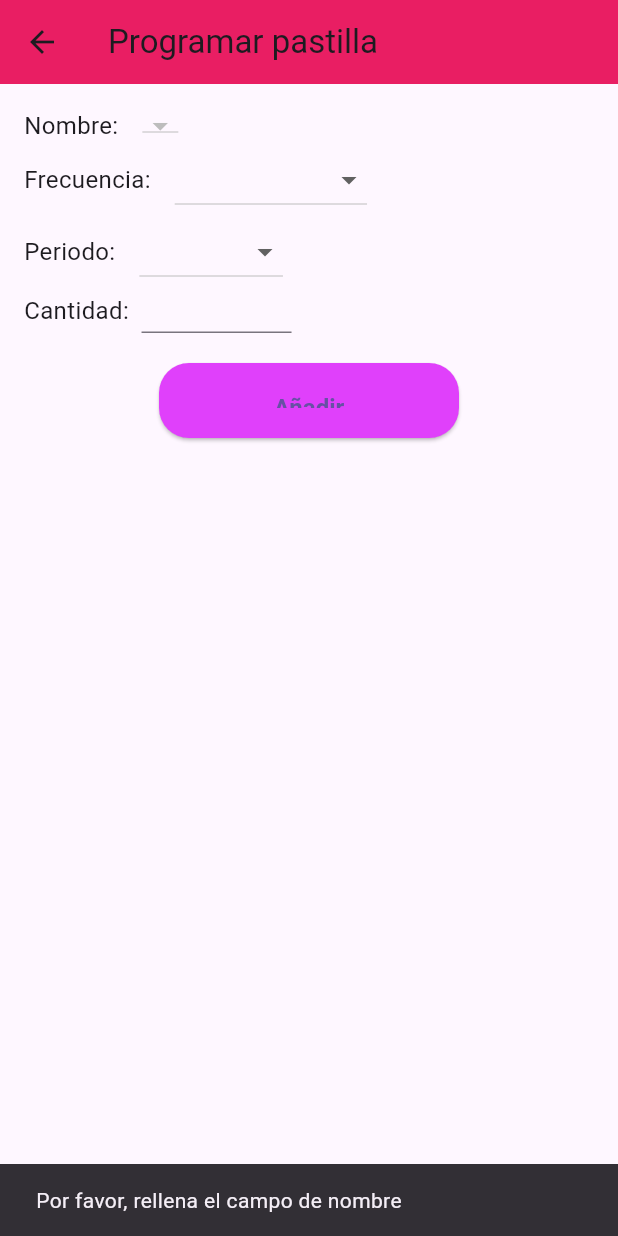
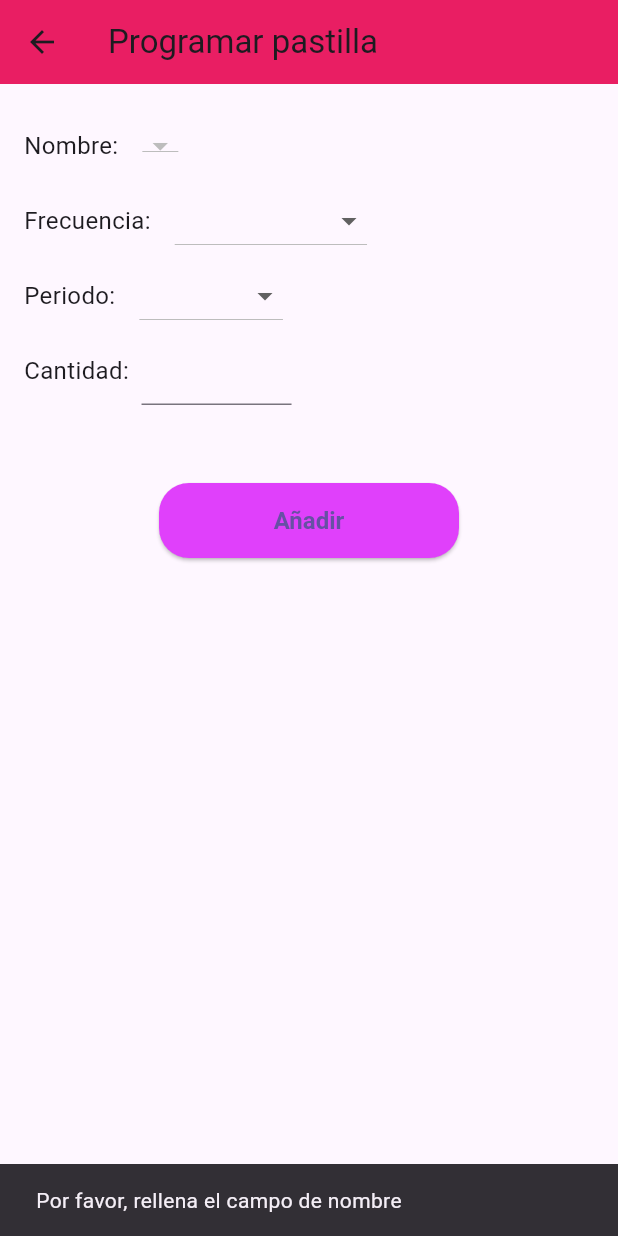
Before and after one commit to pali509/pillpal, a Flutter app: the AddCalendario screen opened directly, after a tap on "Añadir", on a phone screen of 412 x 824 dp. Run offline on Flutter 3.47's test engine with Material 3 defaults, Android fonts, the phone set to English and light mode, and no system bars; our stand-ins replace flutter_bloc, flutter_local_notifications, supabase, supabase_flutter, table_calendar, timezone; missing offline and left inert: mailer, postgres; accounts and stored records are empty.

Commit message:
Calendario_add
Co-Authored-By: pali509 <79701191+pali509@users.noreply.github.com>
Co-Authored-By: MariaCrespo007 <79257177+MariaCrespo007@users.noreply.github.com>

```diff
--- a/pillpal-project/lib/pantallas/add_calendario.dart
+++ b/pillpal-project/lib/pantallas/add_calendario.dart
@@ -84,7 +84,7 @@ class _AddCalendarioState extends State<AddCalendario> {
             Row(
               children: [
                 const Text('Nombre:', style: TextStyle(fontSize: 16)),
-                const SizedBox(width: 16),
+                const SizedBox(width: 16, height: 50),
                 DropdownButton<String>(
                   value: valorSeleccionadoNombre,
                   items: opciones.map((opcion) => DropdownMenuItem(
@@ -102,7 +102,7 @@ class _AddCalendarioState extends State<AddCalendario> {
             Row(
               children: [
                 const Text('Frecuencia:', style: TextStyle(fontSize: 16)),
-                const SizedBox(width: 16),
+                const SizedBox(width: 16, height: 50),
                 DropdownButton<String>(
                   value: valorSeleccionadoFrec,
                   items: frecuencia.map((opcion) => DropdownMenuItem(
@@ -191,7 +191,10 @@ class _AddCalendarioState extends State<AddCalendario> {
             Row(
               children: [
                 const Text('Periodo:', style: TextStyle(fontSize: 16)),
-                const SizedBox(width: 16),
+                const SizedBox(
+                    width: 16,
+                    height: 50,
+                ),
                 DropdownButton<String>(
                   value: valorSeleccionadoTOD,
                   items: periodo.map((opcion) => DropdownMenuItem(
@@ -220,6 +223,10 @@ class _AddCalendarioState extends State<AddCalendario> {
                       TimeOfDay? hora = await showTimePicker(
                         context: context,
                         initialTime: _horaSeleccionada,
+                        hourLabelText : "Seleccione hora",
+                        minuteLabelText: "Seleccione minuto",
+                        cancelText: "Cancelar",
+                        helpText: "Seleccionar hora",
                       );
                       if (hora != null) {
                         setState(() {
@@ -236,7 +243,7 @@ class _AddCalendarioState extends State<AddCalendario> {
               children: [
                 const Text('Cantidad:  ', style: TextStyle(fontSize: 16)),
                 SizedBox(
-                  height: 30, // constrain height
+                  height: 50, // constrain height
                   width: 100,
                   child: TextFormField(
                     keyboardType: TextInputType.number,
@@ -247,7 +254,7 @@ class _AddCalendarioState extends State<AddCalendario> {
                 )
               ],
             ),
-        SizedBox(height: 20.0,),
+        SizedBox(height: 50.0,),
         SizedBox(
           width: 200.0, // Adjust width and height as needed
           height: 50.0,
@@ -311,7 +318,7 @@ class _AddCalendarioState extends State<AddCalendario> {
 
                   hora_String = _horaSeleccionada.format(context);
                   await insertSchedule(valorSeleccionadoNombre!, getUserAsociadoId(),
-                      valorSeleccionadoTOD!, fechaSeleccionada, hora_String, cantidadPastillas!, frecuenciaInt, daysOfWeek); //CAMBIAR PARA QUE NO SEA SIEMPRE 9AM
+                      valorSeleccionadoTOD!, fechaSeleccionada, hora_String, cantidadPastillas!, frecuenciaInt, daysOfWeek);
                   //diarias(fechaSeleccionada!, hora!, valorSeleccionadoNombre!, cantidadPastillas!);
                   Navigator.of(context).pushReplacementNamed('/calendario');
                 }
@@ -322,7 +329,7 @@ class _AddCalendarioState extends State<AddCalendario> {
                 shape: RoundedRectangleBorder(
                   borderRadius: BorderRadius.circular(20),
                 ),
-                padding: EdgeInsets.symmetric(horizontal: 20, vertical: 20),
+                padding: EdgeInsets.symmetric(horizontal: 20, vertical: 10),
                 textStyle: const TextStyle(
                   fontSize: 16,
                   fontWeight: FontWeight.bold,
```
